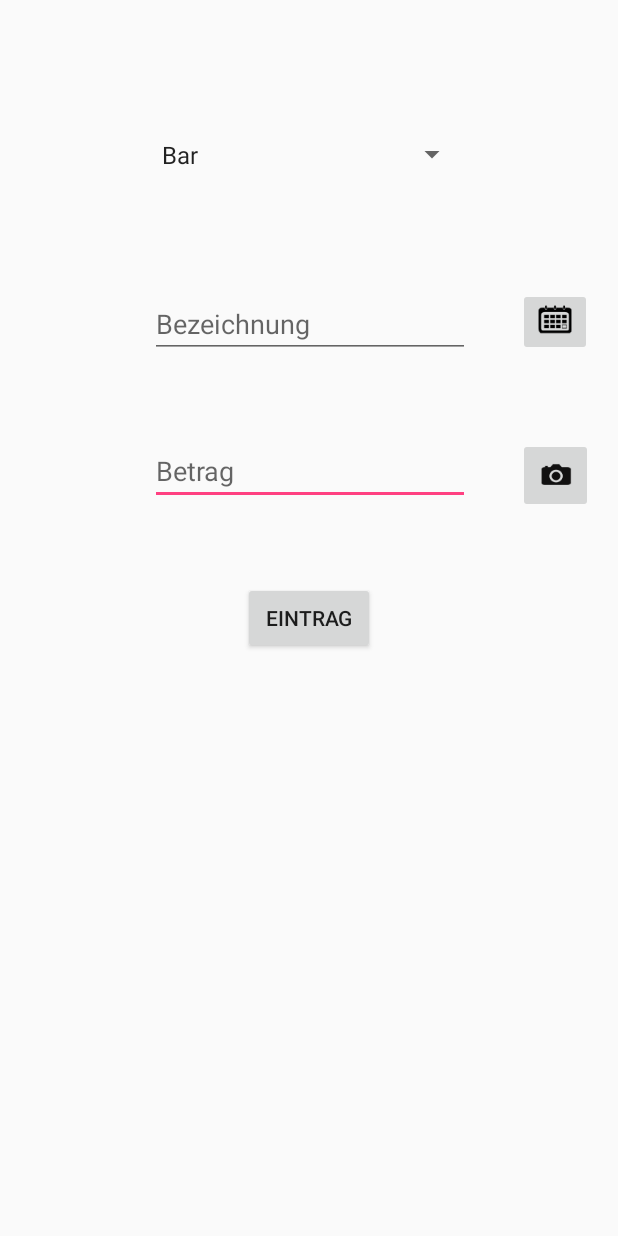
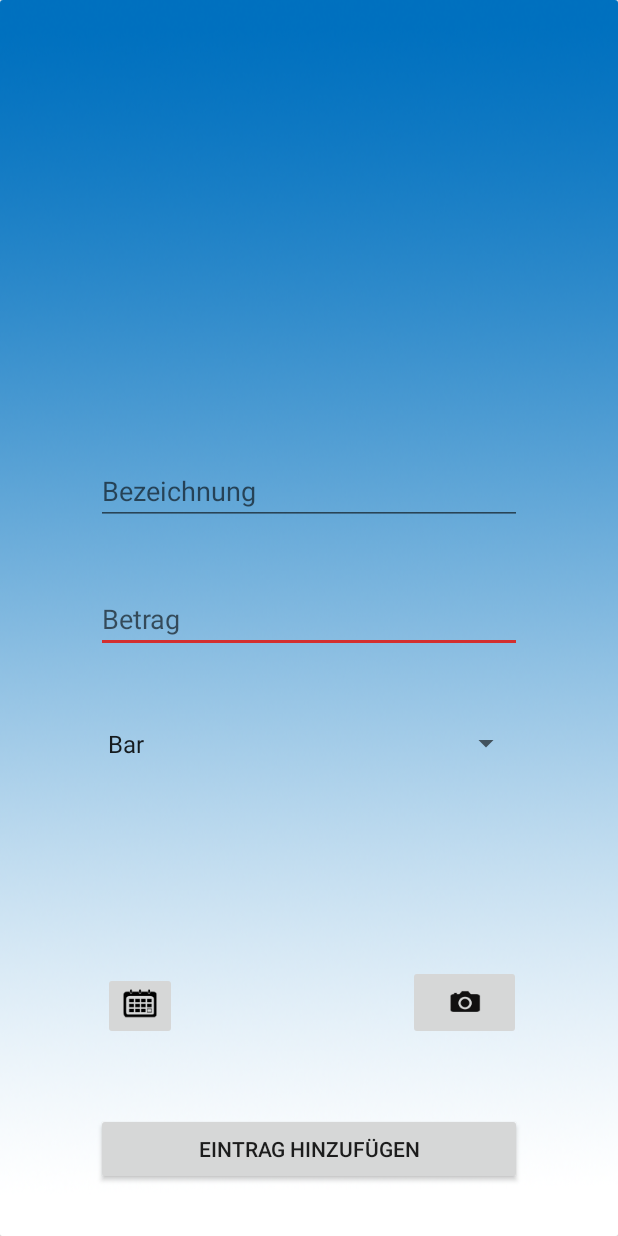
Before and after one commit to Beo1337/CashofClans, an Android app: the EntryActivity screen opened directly, with no data from a screen before it, on a phone screen of 412 x 824 dp. Run offline under Robolectric (Android 15) with nearby library versions, the phone set to English and light mode, and no system bars; 1 statement that could not run was skipped.

```diff
--- a/app/src/main/java/com/cashify/main/MainFragment.java
+++ b/app/src/main/java/com/cashify/main/MainFragment.java
@@ -49,7 +49,7 @@ public class MainFragment extends Fragment implements Refreshable {
 
         if (totalAmountView == null) return;
         totalAmountView.setText(String.valueOf(amount) + "€");
-        totalAmountView.setTextColor(amount < 0 ? Color.RED : Color.GREEN);
+        totalAmountView.setTextColor(getResources().getColor(amount < 0 ? R.color.colorRed : R.color.colorGreen));
     }
 
     // Once we are ready to go, set up event logic here and display stuff
--- a/app/src/main/res/layout/activity_add.xml
+++ b/app/src/main/res/layout/activity_add.xml
@@ -4,19 +4,27 @@
     xmlns:tools="http://schemas.android.com/tools"
     android:layout_width="match_parent"
     android:layout_height="match_parent"
+
     tools:context="com.cashify.entry.EntryActivity">
 
-    <android.support.design.widget.AppBarLayout
+    <LinearLayout
         android:layout_width="match_parent"
-        android:layout_height="wrap_content"
-        android:theme="@style/AppTheme.AppBarOverlay">
+        android:layout_height="match_parent"
+        android:orientation="horizontal"
+        >
 
-    </android.support.design.widget.AppBarLayout>
+        <android.support.v7.widget.CardView
+            android:layout_width="match_parent"
+            android:layout_height="match_parent"
+            >
 
-    <include layout="@layout/content_add"
-        android:id="@+id/include" />
+            <include
+                android:id="@+id/include"
+                layout="@layout/content_add"
+                 />
 
-
+        </android.support.v7.widget.CardView>
+    </LinearLayout>
 
 
 </android.support.design.widget.CoordinatorLayout>
--- a/app/src/main/res/layout/content_add.xml
+++ b/app/src/main/res/layout/content_add.xml
@@ -6,84 +6,89 @@
     android:layout_height="match_parent"
     app:layout_behavior="@string/appbar_scrolling_view_behavior"
     tools:context="com.cashify.entry.EntryActivity"
-    tools:showIn="@layout/activity_add">
+    tools:showIn="@layout/activity_add"
+    android:background="@drawable/sky">
 
     <EditText
         android:id="@+id/Betrag"
-        android:layout_width="wrap_content"
+        android:layout_width="match_parent"
         android:layout_height="wrap_content"
         android:ems="10"
-        android:inputType="numberDecimal"
         android:hint="Betrag"
         android:imeOptions="actionDone"
+        android:inputType="numberDecimal"
         app:layout_constraintBottom_toBottomOf="parent"
         app:layout_constraintHorizontal_bias="0.502"
         app:layout_constraintLeft_toLeftOf="parent"
         app:layout_constraintRight_toRightOf="parent"
         app:layout_constraintTop_toTopOf="parent"
-        app:layout_constraintVertical_bias="0.374" />
+        android:layout_marginLeft="64dp"
+        app:layout_constraintVertical_bias="0.501"
+        android:layout_marginRight="64dp" />
 
     <EditText
         android:id="@+id/title"
-        android:layout_width="wrap_content"
+        android:layout_width="match_parent"
         android:layout_height="wrap_content"
+        android:layout_marginLeft="64dp"
+        android:layout_marginRight="64dp"
         android:ems="10"
+        android:hint="Bezeichnung"
         android:inputType="textPersonName"
-        android:hint="Bezeichnung"
+        app:layout_constraintBottom_toBottomOf="parent"
+        app:layout_constraintHorizontal_bias="0.502"
+        app:layout_constraintLeft_toLeftOf="parent"
+        app:layout_constraintRight_toRightOf="parent"
+        app:layout_constraintTop_toTopOf="parent"
+        app:layout_constraintVertical_bias="0.391" />
+
+
+    <Spinner
+        android:id="@+id/category"
+        android:layout_width="match_parent"
+        android:layout_height="42dp"
+        android:layout_marginBottom="8dp"
+        android:layout_marginLeft="64dp"
+        android:layout_marginRight="64dp"
+        android:layout_marginTop="8dp"
         app:layout_constraintBottom_toBottomOf="parent"
         app:layout_constraintLeft_toLeftOf="parent"
         app:layout_constraintRight_toRightOf="parent"
         app:layout_constraintTop_toTopOf="parent"
-        app:layout_constraintHorizontal_bias="0.502"
-        app:layout_constraintVertical_bias="0.248" />
+        app:layout_constraintVertical_bias="0.609"
+        app:layout_constraintHorizontal_bias="0.0" />
 
-
-    <Spinner
-        android:id="@+id/category"
-        android:layout_width="212dp"
-        android:layout_height="42dp"
-        app:layout_constraintTop_toTopOf="parent"
-        android:layout_marginTop="8dp"
+    <Button
+        android:id="@+id/ButtonCommit"
+        android:layout_width="match_parent"
+        android:layout_height="wrap_content"
+        android:layout_marginBottom="34dp"
+        android:layout_marginLeft="64dp"
+        android:layout_marginRight="64dp"
+        android:onClick="eintragen"
+        android:text="eintrag hinzufügen"
         app:layout_constraintBottom_toBottomOf="parent"
-        android:layout_marginBottom="8dp"
-        android:layout_marginLeft="8dp"
+        app:layout_constraintHorizontal_bias="0.0"
         app:layout_constraintLeft_toLeftOf="parent"
-        app:layout_constraintVertical_bias="0.097"
-        android:layout_marginRight="8dp"
         app:layout_constraintRight_toRightOf="parent" />
-
-        <Button
-            android:id="@+id/ButtonCommit"
-            android:layout_width="wrap_content"
-            android:layout_height="wrap_content"
-            android:onClick="eintragen"
-            android:text="eintrag"
-            app:layout_constraintTop_toTopOf="parent"
-            android:layout_marginTop="8dp"
-            app:layout_constraintBottom_toBottomOf="parent"
-            android:layout_marginBottom="8dp"
-            android:layout_marginLeft="8dp"
-            app:layout_constraintLeft_toLeftOf="parent"
-            android:layout_marginRight="8dp"
-            app:layout_constraintRight_toRightOf="parent" />
 
 
     <ImageButton
         android:id="@+id/imageButton7"
-        android:layout_width="50dp"
+        android:layout_width="75dp"
         android:layout_height="50dp"
+        android:layout_marginBottom="8dp"
+        android:layout_marginLeft="8dp"
+        android:layout_marginRight="8dp"
+        android:layout_marginTop="8dp"
         android:onClick="cam"
-        app:srcCompat="@drawable/cameraicon"
-        android:layout_marginTop="8dp"
-        android:layout_marginRight="8dp"
+        app:layout_constraintBottom_toBottomOf="parent"
+        app:layout_constraintHorizontal_bias="0.823"
+        app:layout_constraintLeft_toLeftOf="parent"
         app:layout_constraintRight_toRightOf="parent"
-        android:layout_marginLeft="8dp"
-        app:layout_constraintLeft_toLeftOf="parent"
-        app:layout_constraintHorizontal_bias="0.974"
         app:layout_constraintTop_toTopOf="parent"
-        app:layout_constraintBottom_toBottomOf="parent"
-        android:layout_marginBottom="8dp"
-        app:layout_constraintVertical_bias="0.375" />
+        app:layout_constraintVertical_bias="0.838"
+        app:srcCompat="@drawable/cameraicon" />
 
     <ImageButton
         android:id="@+id/imageButton10"
@@ -97,10 +102,10 @@
         app:layout_constraintBottom_toBottomOf="parent"
         app:layout_constraintTop_toTopOf="parent"
         android:layout_marginTop="8dp"
-        app:layout_constraintVertical_bias="0.241"
+        app:layout_constraintVertical_bias="0.839"
         android:layout_marginRight="8dp"
         app:layout_constraintRight_toRightOf="parent"
-        app:layout_constraintHorizontal_bias="0.974" />
+        app:layout_constraintHorizontal_bias="0.175" />
 
 
 </android.support.constraint.ConstraintLayout>
--- a/app/src/main/res/values/colors.xml
+++ b/app/src/main/res/values/colors.xml
@@ -2,6 +2,8 @@
 <resources>
     <color name="colorPrimary">#3F51B5</color>
     <color name="colorPrimaryDark">#303F9F</color>
-    <color name="colorAccent">#ff4081</color>
+    <color name="colorAccent">#d32f2f</color>
     <color name="colorWhite">#FFFFFF</color>
+    <color name="colorRed">#d32f2f</color>
+    <color name="colorGreen">#4caf50</color>
 </resources>
```
Also changed, not shown: app/src/main/res/layout/fragment_details.xml (deleted, +0 -241 lines), app/src/main/res/layout/fragment_main.xml (+30 -30 lines), app/src/main/java/com/cashify/overview/OverviewManager.java (line endings or trailing spaces).
